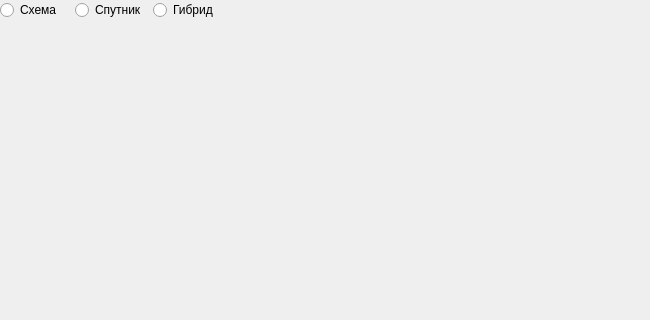
The window that system_files/main.ui (SneakySelderey/fuzzy-octo-chainsaw) describes before a commit, drawn with Qt 5; both pictures show x 0 to 650 and y 0 to 320 of the 650 by 527 pixel window.
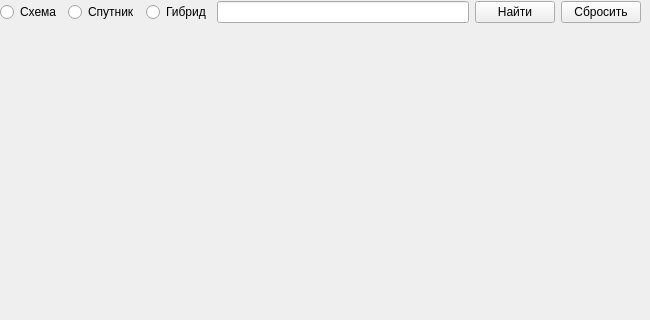
The same window after the commit.

Commit message: mouse control added

What changed in the file:
```diff
--- a/system_files/main.ui
+++ b/system_files/main.ui
@@ -19,8 +19,8 @@
      <rect>
       <x>0</x>
       <y>0</y>
-      <width>221</width>
-      <height>21</height>
+      <width>641</width>
+      <height>25</height>
      </rect>
     </property>
     <layout class="QHBoxLayout" name="choice_map">
@@ -45,6 +45,26 @@
        </property>
       </widget>
      </item>
+     <item>
+      <widget class="QLineEdit" name="address"/>
+     </item>
+     <item>
+      <widget class="QPushButton" name="find_btn">
+       <property name="text">
+        <string>Найти</string>
+       </property>
+      </widget>
+     </item>
+     <item>
+      <widget class="QPushButton" name="delete_req">
+       <property name="text">
+        <string>Сбросить</string>
+       </property>
+       <property name="shortcut">
+        <string>Del</string>
+       </property>
+      </widget>
+     </item>
     </layout>
    </widget>
    <widget class="QLabel" name="picture">
```
The commit also changes 2 other files.
